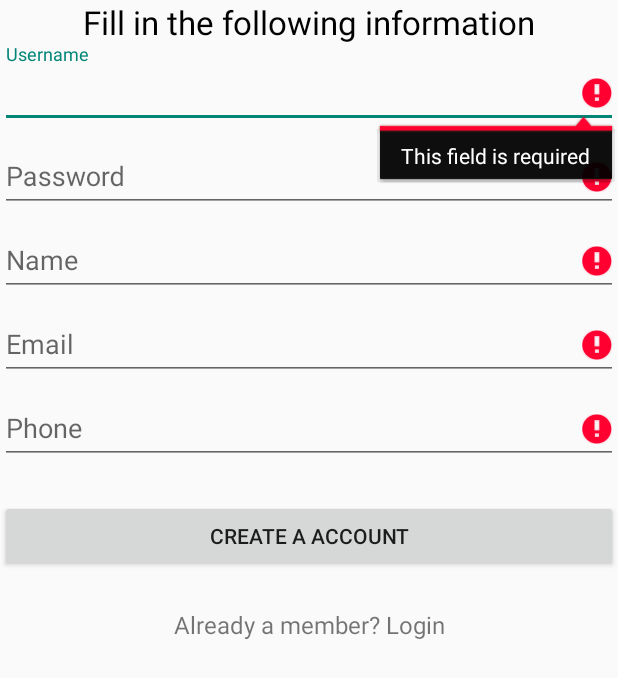
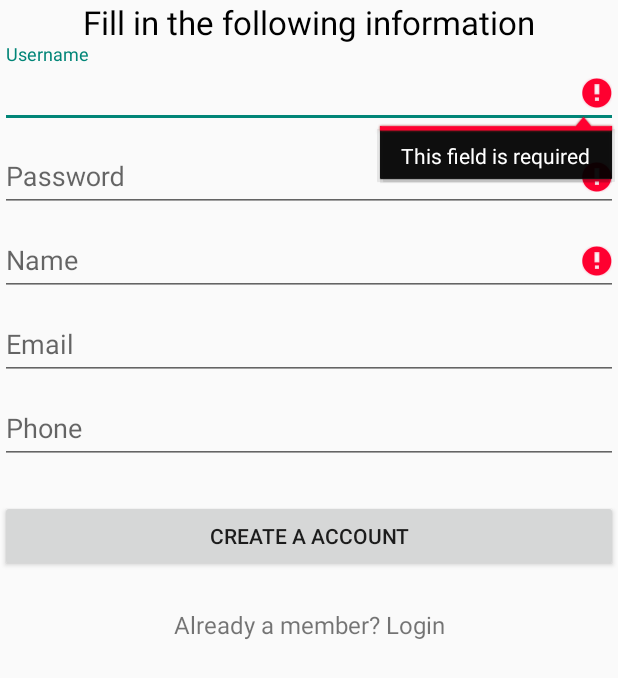
Before and after one commit to minhdl93/webrtc_client, an Android app: the RegisterActivity screen opened directly, with no data from a screen before it, after a tap on "CREATE A ACCOUNT", on a phone screen of 412 x 824 dp. Shown: the top 678 px of the screen. Run offline under Robolectric (Android 15) with nearby library versions, the phone set to English and light mode, and no system bars.

Commit message:
fix minor bug

```diff
--- a/app/src/main/AndroidManifest.xml
+++ b/app/src/main/AndroidManifest.xml
@@ -39,7 +39,8 @@
             android:name=".RtcActivity"
             android:configChanges="orientation|screenSize"
             android:label="@string/app_name"
-            android:screenOrientation="fullUser">
+            android:screenOrientation="fullUser"
+            >
             <intent-filter>
                 <action android:name="android.intent.action.VIEW" />
                 <category android:name="android.intent.category.DEFAULT" />
@@ -64,7 +65,7 @@
             android:theme="@style/Theme.AppCompat.Light.NoActionBar" />
         <activity android:name=".MainActivity" />
         <activity android:name=".IncomingCallActivity"></activity>
-        <activity android:name=".CallingActivity"></activity>
+        <!--<activity android:name=".CallingActivity"></activity>-->
     </application>
 
 </manifest>
--- a/app/src/main/java/fr/pchab/androidrtc/IncomingCallActivity.java
+++ b/app/src/main/java/fr/pchab/androidrtc/IncomingCallActivity.java
@@ -75,6 +75,7 @@ public class IncomingCallActivity extends AppCompatActivity {
         intent.putExtra("id", this.userId);
         intent.putExtra("name",this.userName);
         intent.putExtra("callerIdChat", callerId);
+        intent.setFlags(Intent.FLAG_ACTIVITY_NEW_TASK | Intent.FLAG_ACTIVITY_CLEAR_TASK);
         startActivity(intent);
         String host = "http://" + getResources().getString(R.string.host);
         host += (":" + getResources().getString(R.string.port) + "/");
--- a/app/src/main/java/fr/pchab/androidrtc/RegisterActivity.java
+++ b/app/src/main/java/fr/pchab/androidrtc/RegisterActivity.java
@@ -104,11 +104,11 @@ public class RegisterActivity extends AppCompatActivity {
         }
 
         // Check for a valid email address.
-        if (TextUtils.isEmpty(email) && !isValidEmail(email)) {
-            mEmailView.setError(getString(R.string.error_field_required));
-            focusView = mEmailView;
-            cancel = true;
-        }
+//        if (TextUtils.isEmpty(email) && !isValidEmail(email)) {
+//            mEmailView.setError(getString(R.string.error_field_required));
+//            focusView = mEmailView;
+//            cancel = true;
+//        }
 
         // Check for a valid email address.
         if (TextUtils.isEmpty(name)) {
@@ -118,11 +118,11 @@ public class RegisterActivity extends AppCompatActivity {
         }
 
         // Check for a valid email address.
-        if (TextUtils.isEmpty(phone)) {
-            mPhoneView.setError(getString(R.string.error_field_required));
-            focusView = mPhoneView;
-            cancel = true;
-        }
+//        if (TextUtils.isEmpty(phone)) {
+//            mPhoneView.setError(getString(R.string.error_field_required));
+//            focusView = mPhoneView;
+//            cancel = true;
+//        }
 
         // Check for a valid email address.
         if (TextUtils.isEmpty(username)) {
@@ -274,11 +274,11 @@ public class RegisterActivity extends AppCompatActivity {
                         .setMessage("Cannot register, please try again!")
                         .setPositiveButton(android.R.string.yes, new DialogInterface.OnClickListener() {
                             public void onClick(DialogInterface dialog, int which) {
-                                mEmailView.setText("");
-                                mPasswordView.setText("");
-                                mUsernameView.setText("");
-                                mNameView.setText("");
-                                mPhoneView.setText("");
+//                                mEmailView.setText("");
+//                                mPasswordView.setText("");
+//                                mUsernameView.setText("");
+//                                mNameView.setText("");
+//                                mPhoneView.setText("");
                             }
                         })
                         .setIcon(android.R.drawable.ic_dialog_alert)
--- a/app/src/main/java/fr/pchab/androidrtc/RtcActivity.java
+++ b/app/src/main/java/fr/pchab/androidrtc/RtcActivity.java
@@ -206,6 +206,7 @@ public class RtcActivity extends ListActivity implements WebRtcClient.RtcListene
     public void stopvideo(View view) {
         if (client != null) {
             client.stopVideo();
+
         }
     }
 
--- a/app/src/main/res/layout/content_register.xml
+++ b/app/src/main/res/layout/content_register.xml
@@ -23,7 +23,7 @@
         android:layout_marginBottom="8dp"
         android:visibility="gone" />
     <ScrollView
-        android:id="@+id/register_form"
+        android:id="@+id/register_scroll"
         android:layout_width="match_parent"
         android:layout_height="match_parent">
 
--- a/app/src/main/res/values/strings.xml
+++ b/app/src/main/res/values/strings.xml
@@ -1,8 +1,8 @@
 <?xml version="1.0" encoding="utf-8"?>
 <resources>
     <string name="app_name">Demo chat and call</string>
-    <string name="host">192.168.1.113</string>
-    <string name="port">3000</string>
+    <string name="host">dev.gumiviet.com</string>
+    <string name="port">300</string>
     <string name="action_settings">Options</string>
     <string name="title_activity_login">Demo chat and call</string>
     <string name="no_call_history">No friends</string>
--- a/webrtc-client/src/main/java/fr/pchab/webrtcclient/WebRtcClient.java
+++ b/webrtc-client/src/main/java/fr/pchab/webrtcclient/WebRtcClient.java
@@ -384,7 +384,7 @@ public class WebRtcClient {
         } catch (JSONException e) {
             e.printStackTrace();
         }
-//        iceServers.add(new PeerConnection.IceServer("stun:23.21.150.121:3478"));
+        iceServers.add(new PeerConnection.IceServer("stun:23.21.150.121:3478"));
 //        iceServers.add(new PeerConnection.IceServer("stun:stun.l.google.com:19302"));
 //        iceServers.add(new PeerConnection.IceServer("stun:stun1.l.google.com:19302"));
         pcConstraints.mandatory.add(new MediaConstraints.KeyValuePair("OfferToReceiveAudio", "true"));
```
Also changed, not shown: app/src/main/java/fr/pchab/androidrtc/MainActivity.java (+23 -1 lines).
